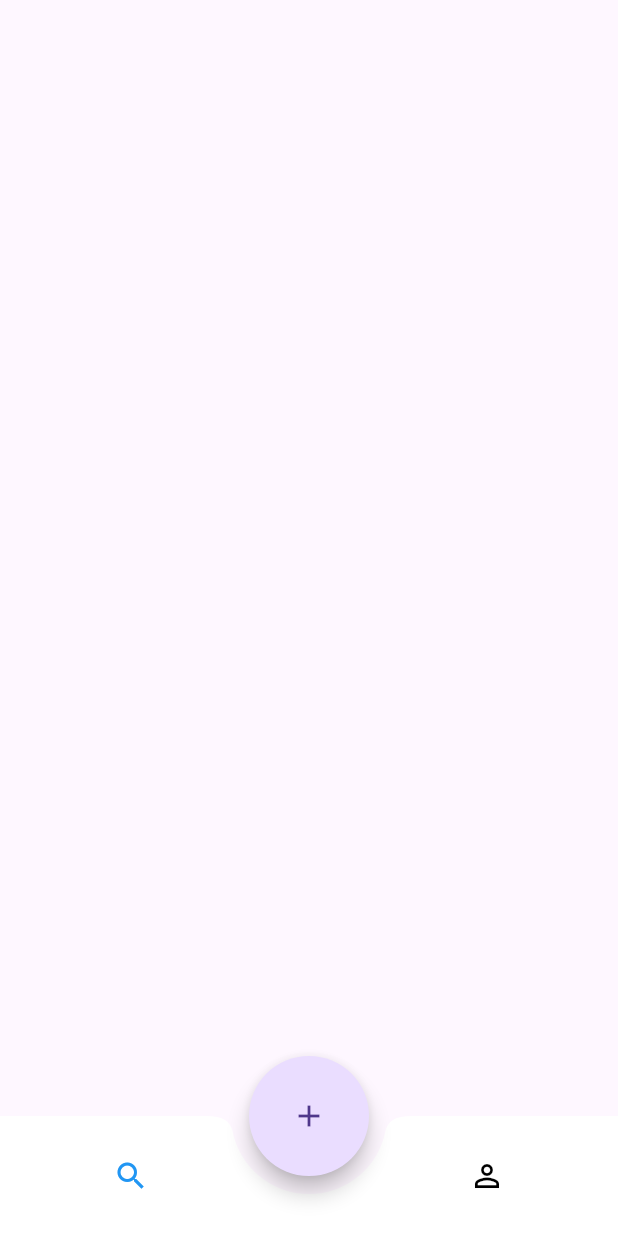
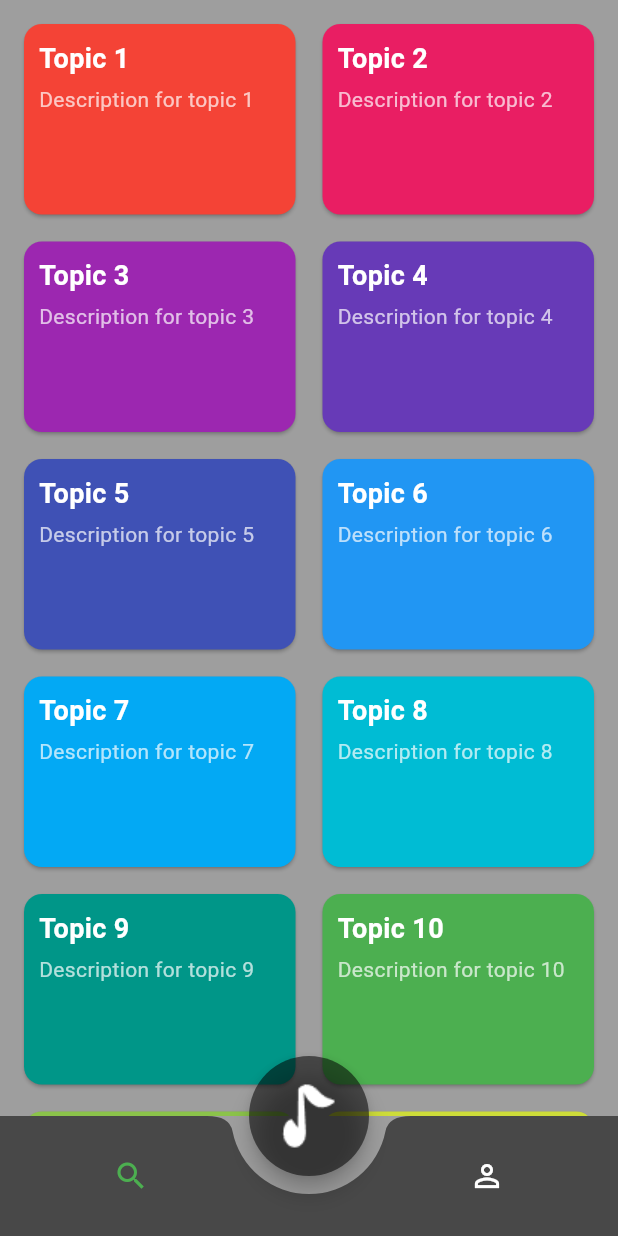
Before and after one commit to sclevin/hi_music, a Flutter app: the screen it shows after launch, on a phone screen of 412 x 824 dp. Run offline on Flutter 3.47's test engine with Material 3 defaults, Android fonts, the phone set to English and light mode, and no system bars; our stand-ins replace auto_route, cached_network_image, dio, flutter_riverpod, freezed_annotation, get_it and 1 more.

Commit message:
build: create topic page demo

```diff
--- a/lib/app/routers.dart
+++ b/lib/app/routers.dart
@@ -7,7 +7,9 @@ class AppRouter extends RootStackRouter{
   List<AutoRoute> get routes => [
     AutoRoute(page: SplashRoute.page,initial: false),
     AutoRoute(page: LoginRoute.page),
-    AutoRoute(page: HomeRoute.page,initial: true)
+    AutoRoute(page: HomeRoute.page,initial: true),
+    AutoRoute(page: TopicRoute.page),
+    AutoRoute(page: TopicDetailRoute.page)
   ];
 
   @override
--- a/lib/features/home/presentation/pages/home_page.dart
+++ b/lib/features/home/presentation/pages/home_page.dart
@@ -1,32 +1,51 @@
 import 'package:auto_route/annotations.dart';
+import 'package:cached_network_image/cached_network_image.dart';
 import 'package:flutter/material.dart';
 import 'package:flutter_riverpod/flutter_riverpod.dart';
 import 'package:hi_music/features/home/presentation/widgets/bottom_nav_bar.dart';
+import 'package:hi_music/features/topic/presentation/pages/topic_page.dart';
 
 @RoutePage()
-class HomePage extends ConsumerWidget {
+class HomePage extends ConsumerStatefulWidget {
   const HomePage({super.key});
 
   @override
-  Widget build(BuildContext context, WidgetRef ref) {
+  ConsumerState<HomePage> createState() => _HomePageState();
+}
+
+class _HomePageState extends ConsumerState<HomePage> {
+  int _currentIndex = 0;
+
+  final List<Widget> _pages = [
+    TopicPage(),
+    const Center(child: Text('Profile Page')),
+  ];
+
+  @override
+  Widget build(BuildContext context) {
     return Scaffold(
       floatingActionButtonLocation: FloatingActionButtonLocation.centerDocked,
       floatingActionButton: Container(
         width: 80,
         height: 80,
         child: FloatingActionButton(
+          backgroundColor: Theme.of(context).primaryColor,
           onPressed: () {},
           shape: const OvalBorder(),
-          child: const Icon(Icons.add),
+          child: Image.asset("assets/icons/ic_music_orvr.png"),
         ),
       ),
-      body: SizedBox(
-        height: 300,
-        child: Row(
-          children: [],
-        ),
+      body: IndexedStack(
+        index: _currentIndex,
+        children: _pages,
       ),
-      bottomNavigationBar: BottomNavBar(onTap:(index){}),
+      bottomNavigationBar: BottomNavBar(
+        onTap: (index) {
+          setState(() {
+            _currentIndex = index;
+          });
+        },
+      ),
     );
   }
 }
--- a/lib/features/home/presentation/widgets/bottom_nav_bar.dart
+++ b/lib/features/home/presentation/widgets/bottom_nav_bar.dart
@@ -15,7 +15,7 @@ class _BottomNavBarState extends State<BottomNavBar> {
   @override
   Widget build(BuildContext context) {
     return BottomAppBar(
-      color: Colors.white,
+      color: Theme.of(context).primaryColor,
       shape: const CircularNotchedRectangle(),
       notchMargin: 12,
       child: Row(
@@ -29,7 +29,7 @@ class _BottomNavBarState extends State<BottomNavBar> {
               widget.onTap(selectedIndex);
             },
             icon: const Icon(Icons.search_outlined),
-            color: selectedIndex == 0 ? Colors.blue : Colors.black,
+            color: selectedIndex == 0 ? Theme.of(context).highlightColor : Theme.of(context).disabledColor,
           ),
 
           const SizedBox(),
@@ -42,7 +42,8 @@ class _BottomNavBarState extends State<BottomNavBar> {
               widget.onTap(selectedIndex);
             },
             icon: const Icon(Icons.person_outline),
-            color: selectedIndex == 1 ? Colors.blue : Colors.black,
+            color: selectedIndex == 1 ? Theme.of(context).highlightColor : Theme.of(context).disabledColor,
+
           )
         ],
       ),
--- /dev/null
+++ b/lib/features/topic/presentation/pages/topic_page.dart
@@ -0,0 +1,90 @@
+import 'package:auto_route/auto_route.dart';
+import 'package:flutter/material.dart';
+import 'package:hi_music/app/routers.gr.dart';
+
+
+@RoutePage()
+class TopicPage extends StatefulWidget {
+  const TopicPage({super.key});
+
+  @override
+  State<TopicPage> createState() => _TopicPageState();
+}
+
+class _TopicPageState extends State<TopicPage> {
+  final List<TopicItem> topics = List.generate(
+    20,
+        (index) => TopicItem(
+      id: 'topic_$index',
+      title: 'Topic ${index + 1}',
+      description: 'Description for topic ${index + 1}',
+      color: Colors.primaries[index % Colors.primaries.length],
+    ),
+  );
+
+  @override
+  Widget build(BuildContext context) {
+    return Scaffold(
+      body: GridView.builder(
+        padding: const EdgeInsets.all(12),
+        gridDelegate: const SliverGridDelegateWithFixedCrossAxisCount(
+          crossAxisCount: 2,
+          childAspectRatio: 1.4,
+          crossAxisSpacing: 10,
+          mainAxisSpacing: 10,
+        ),
+        itemCount: topics.length,
+        itemBuilder: (context, index) {
+          final topic = topics[index];
+          return GestureDetector(
+            onTap: () => context.router.push(TopicDetailRoute(id: "$index")),
+            child: Hero(
+              tag: topic.id,
+              child: Card(
+                color: topic.color,
+                child: Padding(
+                  padding: const EdgeInsets.all(10.0),
+                  child: Column(
+                    crossAxisAlignment: CrossAxisAlignment.start,
+                    children: [
+                      Text(
+                        topic.title,
+                        style: const TextStyle(
+                          color: Colors.white,
+                          fontSize: 18,
+                          fontWeight: FontWeight.bold,
+                        ),
+                      ),
+                      const SizedBox(height: 4),
+                      Text(
+                        topic.description,
+                        style: const TextStyle(
+                          color: Colors.white70,
+                          fontSize: 14,
+                        ),
+                      ),
+                    ],
+                  ),
+                ),
+              ),
+            ),
+          );
+        },
+      ),
+    );
+  }
+}
+
+class TopicItem {
+  final String id;
+  final String title;
+  final String description;
+  final Color color;
+
+  TopicItem({
+    required this.id,
+    required this.title,
+    required this.description,
+    required this.color,
+  });
+}
--- a/pubspec.yaml
+++ b/pubspec.yaml
@@ -47,6 +47,7 @@ dependencies:
   cached_network_image: ^3.4.1
   freezed_annotation: ^2.4.4
   json_annotation: ^4.9.0
+  sliding_up_panel: ^2.0.0+1
 
 dev_dependencies:
   flutter_test:
@@ -75,8 +76,8 @@ flutter:
   uses-material-design: true
 
   # To add assets to your application, add an assets section, like this:
-  # assets:
-  #   - images/a_dot_burr.jpeg
+  assets:
+     - assets/icons/ic_music_orvr.png
   #   - images/a_dot_ham.jpeg
 
   # An image asset can refer to one or more resolution-specific "variants", see
```
Also changed, not shown: lib/app/theme.dart (+7 -7 lines), lib/features/topic/presentation/pages/topic_detail_page.dart (added, +91 -0 lines), lib/features/topic/presentation/widgets/auto_slideup_panel.dart (added, +59 -0 lines), assets/icons/ic_music_orvr.png (added), assets/icons/icon_music_orvr.png (added), lib/app/routers.gr.dart, pubspec.lock.
